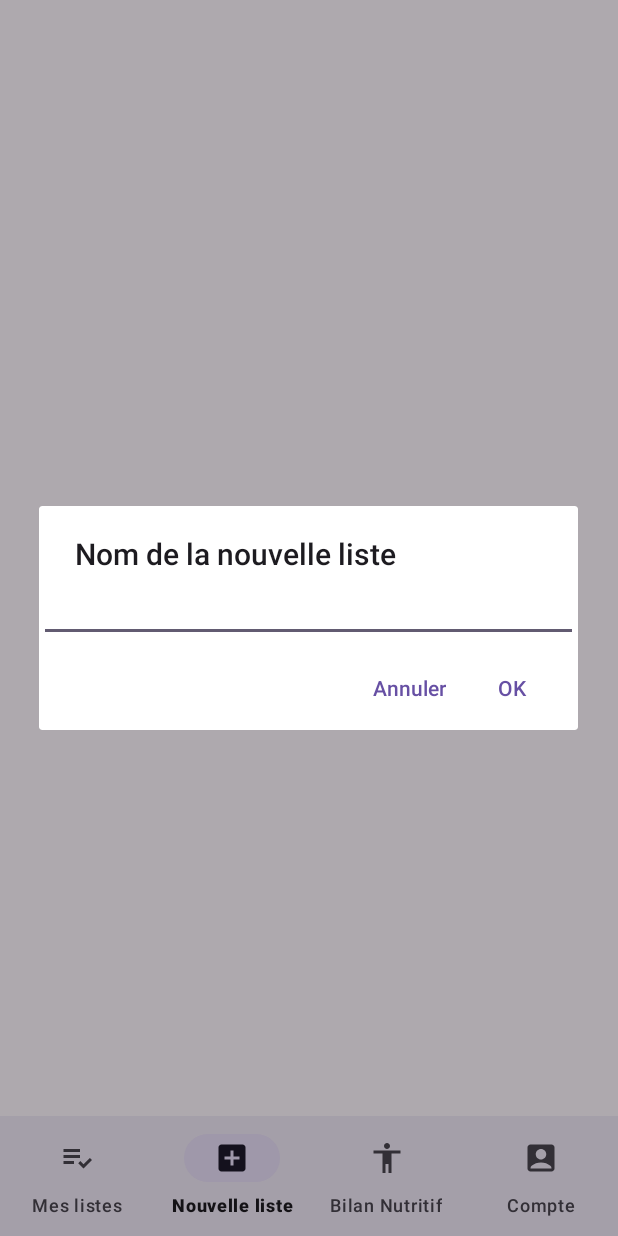
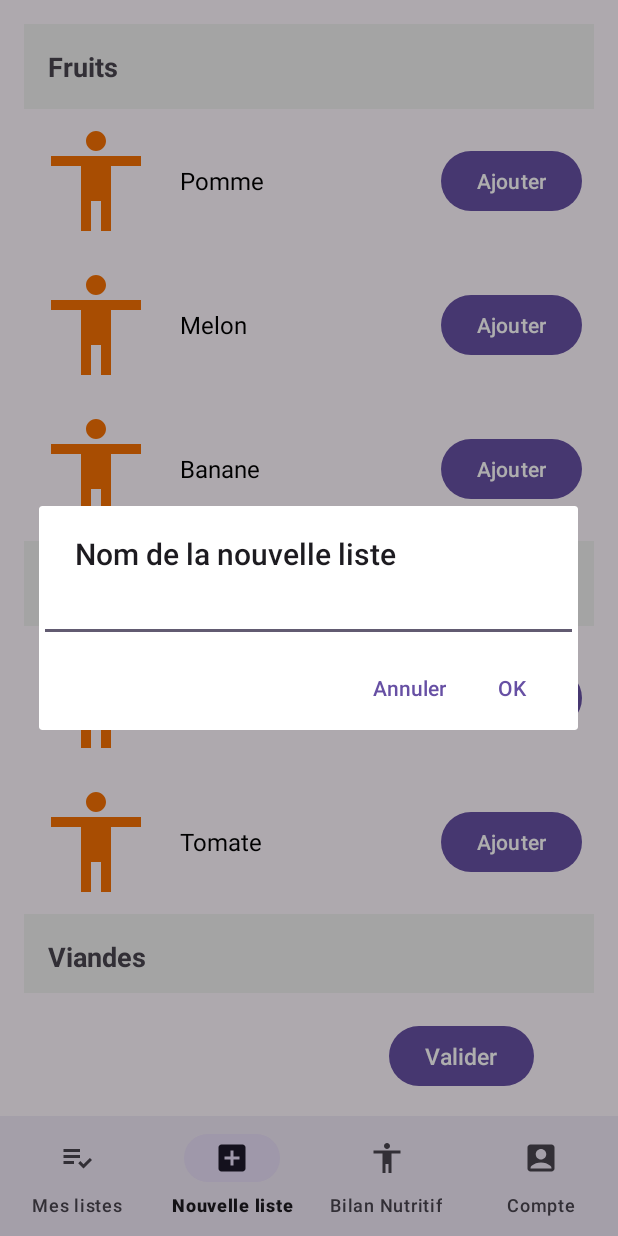
Before and after one commit to Infogerance-dev/ProjetAndroid, an Android app: the screen it shows after launch (MainActivity), item 2 of the bottom bar chosen, on a phone screen of 412 x 824 dp. Run offline under Robolectric (Android 15) with nearby library versions, the phone set to English and light mode, and no system bars.

Commit message:
Revert "modification de tous les fichiers pour avoir une vue des categories puis avoir l'affichage des aliments correspondant sur une autre vue (hyper complique) ca c'est okay, ca fonctionne enfin"
This reverts commit 67af6a947d732a01fda06b331b54df0ae3fc3814.

```diff
--- a/app/src/main/java/com/example/frigozen/AlimentAdapter.kt
+++ b/app/src/main/java/com/example/frigozen/AlimentAdapter.kt
@@ -8,64 +8,58 @@ import android.widget.ImageView
 import android.widget.TextView
 import androidx.recyclerview.widget.RecyclerView
 
+data class Aliment(val name: String, val imageResourceId: Int, val category: String) // Utilisez un ID de ressource drawable
+
 class AlimentsAdapter(
-    private var items: List<Any>, // Peut être une liste de String ou d'Aliment
-    private val onItemClick: (Any) -> Unit
+    private val items: List<ListItem>,
+    private val onAddToListClick: (Aliment) -> Unit
 ) : RecyclerView.Adapter<RecyclerView.ViewHolder>() {
 
+    override fun getItemViewType(position: Int): Int {
+        return when (items[position]) {
+            is ListItem.Category -> 0
+            is ListItem.AlimentItem -> 1
+        }
+    }
+
     override fun onCreateViewHolder(parent: ViewGroup, viewType: Int): RecyclerView.ViewHolder {
-        val view = LayoutInflater.from(parent.context).inflate(
-            if (viewType == VIEW_TYPE_CATEGORY) R.layout.item_category else R.layout.item_aliment,
-            parent,
-            false
-        )
-        return if (viewType == VIEW_TYPE_CATEGORY) {
+        return if (viewType == 0) { // Catégorie
+            val view = LayoutInflater.from(parent.context).inflate(R.layout.item_category, parent, false)
             CategoryViewHolder(view)
-        } else {
+        } else { // Aliment
+            val view = LayoutInflater.from(parent.context).inflate(R.layout.item_aliment, parent, false)
             AlimentViewHolder(view)
         }
     }
 
     override fun onBindViewHolder(holder: RecyclerView.ViewHolder, position: Int) {
-        val item = items[position]
-        if (holder is CategoryViewHolder && item is String) {
-            holder.bind(item)
-        } else if (holder is AlimentViewHolder && item is Aliment) {
-            holder.bind(item)
+        when (val item = items[position]) {
+            is ListItem.Category -> (holder as CategoryViewHolder).bind(item.name)
+            is ListItem.AlimentItem -> (holder as AlimentViewHolder).bind(item.aliment)
         }
     }
 
     override fun getItemCount(): Int = items.size
-
-    override fun getItemViewType(position: Int): Int {
-        return if (items[position] is String) VIEW_TYPE_CATEGORY else VIEW_TYPE_ALIMENT
-    }
-
-    fun updateItems(newItems: List<Any>) {
-        items = newItems
-        notifyDataSetChanged()
-    }
 
     inner class CategoryViewHolder(view: View) : RecyclerView.ViewHolder(view) {
         private val tvCategoryName: TextView = view.findViewById(R.id.tvCategoryName)
 
         fun bind(category: String) {
             tvCategoryName.text = category
-            itemView.setOnClickListener { onItemClick(category) }
         }
     }
 
     inner class AlimentViewHolder(view: View) : RecyclerView.ViewHolder(view) {
+        private val ivAliment: ImageView = view.findViewById(R.id.ivAliment)
         private val tvAlimentName: TextView = view.findViewById(R.id.tvAlimentName)
+        private val btnAddToList: Button = view.findViewById(R.id.btnAddToList)
 
         fun bind(aliment: Aliment) {
+            ivAliment.setImageResource(aliment.imageResourceId)
             tvAlimentName.text = aliment.name
-            itemView.setOnClickListener { onItemClick(aliment) }
+            btnAddToList.setOnClickListener {
+                onAddToListClick(aliment)
+            }
         }
     }
-
-    companion object {
-        private const val VIEW_TYPE_CATEGORY = 0
-        private const val VIEW_TYPE_ALIMENT = 1
-    }
 }
--- a/app/src/main/java/com/example/frigozen/ListItem.kt
+++ b/app/src/main/java/com/example/frigozen/ListItem.kt
@@ -1,6 +1,6 @@
 package com.example.frigozen
 
 sealed class ListItem {
-    data class AlimentItem(val aliment: Aliment) : ListItem()
-    data class Category(val name: String) : ListItem()
+    data class Category(val name: String) : ListItem() // Pour représenter une catégorie
+    data class AlimentItem(val aliment: Aliment) : ListItem() // Pour représenter un aliment individuel
 }
--- a/app/src/main/java/com/example/frigozen/NouvelleListeFragment.kt
+++ b/app/src/main/java/com/example/frigozen/NouvelleListeFragment.kt
@@ -5,77 +5,80 @@ import android.view.View
 import android.widget.Button
 import android.widget.Toast
 import androidx.fragment.app.Fragment
-import androidx.recyclerview.widget.DividerItemDecoration
 import androidx.recyclerview.widget.LinearLayoutManager
 import androidx.recyclerview.widget.RecyclerView
+
 
 class NouvelleListeFragment : Fragment(R.layout.fragment_nouvelle_liste) {
 
     private lateinit var recyclerView: RecyclerView
-    private lateinit var adapter: AlimentsAdapter
-    private var isShowingCategories = true
-    private var currentCategory: String? = null
+    private lateinit var alimentsList: List<Aliment>
+    private val selectedAliments = mutableListOf<Aliment>()
+    private var listName: String? = null  // Variable pour stocker le nom de la liste
 
-    private val alimentsList = listOf(
-        Aliment("Pomme", R.drawable.bilan_nutritif_icon, "Fruits"),
-        Aliment("Banane", R.drawable.bilan_nutritif_icon, "Fruits"),
-        Aliment("Carotte", R.drawable.bilan_nutritif_icon, "Légumes"),
-        Aliment("Tomate", R.drawable.bilan_nutritif_icon, "Légumes"),
-        Aliment("Poulet", R.drawable.bilan_nutritif_icon, "Viandes")
-    )
 
     override fun onViewCreated(view: View, savedInstanceState: Bundle?) {
         super.onViewCreated(view, savedInstanceState)
 
+        // Récupérer le nom de la liste à partir des arguments
+        listName = arguments?.getString("listName")
+
+        // Liste d'aliment
+        val alimentsList = listOf(
+            Aliment("Pomme", R.drawable.bilan_nutritif_icon, "Fruits"),
+            Aliment("Melon", R.drawable.bilan_nutritif_icon, "Fruits"),
+            Aliment("Banane", R.drawable.bilan_nutritif_icon, "Fruits"),
+            Aliment("Carotte", R.drawable.bilan_nutritif_icon, "Légumes"),
+            Aliment("Tomate", R.drawable.bilan_nutritif_icon, "Légumes"),
+            Aliment("Poulet", R.drawable.bilan_nutritif_icon, "Viandes"),
+            Aliment("Saumon", R.drawable.bilan_nutritif_icon, "Poissons"),
+            // Ajoutez d'autres aliments avec leur catégorie
+        )
+
         // Grouper les aliments par catégorie
-        val categories = alimentsList.map { it.category }.distinct()
+        val groupedAliments = alimentsList.groupBy { it.category }
 
-        // Configuration RecyclerView
+        // Créer une liste mixte contenant des catégories et des aliments
+        val items = mutableListOf<ListItem>()
+        groupedAliments.forEach { (category, aliments) ->
+            items.add(ListItem.Category(category)) // Ajoute l'en-tête de la catégorie
+            items.addAll(aliments.map { ListItem.AlimentItem(it) }) // Ajoute les aliments sous la catégorie
+        }
+
+
+
+        // Initialisation de la RecyclerView avec la liste mixte (catégories + aliments)
         recyclerView = view.findViewById(R.id.recyclerViewAliments)
         recyclerView.layoutManager = LinearLayoutManager(requireContext())
-        recyclerView.addItemDecoration(
-            DividerItemDecoration(requireContext(), DividerItemDecoration.VERTICAL)
-        )
+        recyclerView.adapter = AlimentsAdapter(items) { aliment ->
+            selectedAliments.add(aliment)
+            Toast.makeText(requireContext(), "${aliment.name} ajouté à la liste!", Toast.LENGTH_SHORT).show()
+        }
 
-        // Adapter initial
-        adapter = AlimentsAdapter(emptyList()) { item ->
-            if (isShowingCategories) {
-                // Passer à l'affichage des aliments
-                currentCategory = item as String
-                updateRecyclerViewForCategory(item)
-            } else {
-                // Action sur un aliment sélectionné
-                val aliment = item as Aliment
-                Toast.makeText(requireContext(), "${aliment.name} sélectionné.", Toast.LENGTH_SHORT).show()
-            }
-        }
-        recyclerView.adapter = adapter
 
-        // Afficher uniquement les catégories au départ
-        updateRecyclerViewForCategories(categories)
 
-        // Bouton de retour
-        view.findViewById<Button>(R.id.btnOkList).apply {
-            text = "Retour"
-            visibility = View.GONE
-            setOnClickListener {
-                updateRecyclerViewForCategories(categories)
-                isShowingCategories = true
-                visibility = View.GONE
-            }
+
+
+        // Bouton "V" en bas à droite
+        val btnOkList = view.findViewById<Button>(R.id.btnOkList)
+        btnOkList.setOnClickListener {
+            // Vous pouvez utiliser ce bouton pour une autre action (par exemple, finaliser la liste)
+            showSelectedAliments()
         }
     }
 
-    private fun updateRecyclerViewForCategories(categories: List<String>) {
-        adapter.updateItems(categories)
-        isShowingCategories = true
-        recyclerView.adapter = adapter
-    }
+    private fun showSelectedAliments() {
+        // Vérifier si des aliments ont été sélectionnés
+        if (selectedAliments.isEmpty()) {
+            Toast.makeText(requireContext(), "Aucun aliment sélectionné.", Toast.LENGTH_SHORT).show()
+            return
+        }
 
-    private fun updateRecyclerViewForCategory(category: String) {
-        val alimentsInCategory = alimentsList.filter { it.category == category }
-        adapter.updateItems(alimentsInCategory)
-        isShowingCategories = false
-        view?.findViewById<Button>(R.id.btnOkList)?.visibility = View.VISIBLE
+        // Afficher les aliments sélectionnés dans un Toast
+        val selectedNames = selectedAliments.joinToString(", ") { it.name }
+        Toast.makeText(requireContext(), "Aliments ajoutés à $listName : $selectedNames", Toast.LENGTH_LONG).show()
+
+        // Vous pouvez maintenant naviguer vers une autre vue ou effectuer d'autres actions avec la liste des aliments sélectionnés
+        // Par exemple, enregistrer la liste ou la passer à une autre activité/fragment
     }
 }
--- a/app/src/main/res/layout/fragment_nouvelle_liste.xml
+++ b/app/src/main/res/layout/fragment_nouvelle_liste.xml
@@ -1,21 +1,35 @@
 <?xml version="1.0" encoding="utf-8"?>
-<LinearLayout
-    xmlns:android="http://schemas.android.com/apk/res/android"
+<LinearLayout xmlns:android="http://schemas.android.com/apk/res/android"
     android:layout_width="match_parent"
     android:layout_height="match_parent"
     android:orientation="vertical"
     android:padding="16dp">
 
+    <!-- RecyclerView pour afficher la liste des aliments -->
     <androidx.recyclerview.widget.RecyclerView
         android:id="@+id/recyclerViewAliments"
         android:layout_width="match_parent"
         android:layout_height="0dp"
-        android:layout_weight="1"/>
+        android:layout_marginBottom="16dp"
+        android:layout_weight="1" />
 
-    <Button
-        android:id="@+id/btnOkList"
+
+
+    <!-- Bouton "Valider" en bas à droite -->
+    <RelativeLayout
         android:layout_width="wrap_content"
-        android:layout_height="wrap_content"
-        android:text="Retour"
-        android:visibility="gone" />
+        android:layout_height="50dp">
+
+        <Button
+            android:id="@+id/btnOkList"
+            android:layout_width="wrap_content"
+            android:layout_height="wrap_content"
+            android:layout_alignParentEnd="true"
+            android:layout_alignParentBottom="true"
+            android:layout_marginEnd="40dp"
+            android:layout_marginBottom="0dp"
+            android:text="Valider"
+            android:textSize="15sp" />
+
+    </RelativeLayout>
 </LinearLayout>
--- a/app/src/main/res/layout/item_aliment.xml
+++ b/app/src/main/res/layout/item_aliment.xml
@@ -3,24 +3,27 @@
     android:layout_width="match_parent"
     android:layout_height="wrap_content"
     android:orientation="horizontal"
-    android:padding="16dp">
+    android:padding="8dp">
 
     <!-- Image de l'aliment -->
     <ImageView
-        android:id="@+id/alimentImage"
-        android:layout_width="48dp"
-        android:layout_height="48dp"
-        android:layout_marginEnd="8dp"
+        android:id="@+id/ivAliment"
+        android:layout_width="80dp"
+        android:layout_height="80dp"
+        android:layout_marginEnd="16dp"
+        android:contentDescription="Image de l'aliment"
         android:icon="@drawable/bilan_nutritif_icon"
-        />
+        android:scaleType="centerCrop" />
 
     <!-- Nom de l'aliment -->
     <TextView
         android:id="@+id/tvAlimentName"
         android:layout_width="wrap_content"
         android:layout_height="wrap_content"
+        android:layout_gravity="center_vertical"
+        android:text="Nom de l'aliment"
         android:textSize="16sp"
-        android:textColor="@android:color/black" />
+        android:textColor="#000000" />
 
     <!-- espace pour que le bouton ajouter soit positionne a droite -->
     <Space
@@ -34,6 +37,6 @@
         android:layout_width="wrap_content"
         android:layout_height="wrap_content"
         android:layout_gravity="center_vertical"
-        android:text="Ajouter"
-        android:padding="8dp"/>
+        android:layout_marginStart="16dp"
+        android:text="Ajouter" />
 </LinearLayout>
--- a/app/src/main/res/layout/item_category.xml
+++ b/app/src/main/res/layout/item_category.xml
@@ -1,15 +1,10 @@
 <?xml version="1.0" encoding="utf-8"?>
-<LinearLayout
-    xmlns:android="http://schemas.android.com/apk/res/android"
+<TextView xmlns:android="http://schemas.android.com/apk/res/android"
+    android:id="@+id/tvCategoryName"
     android:layout_width="match_parent"
     android:layout_height="wrap_content"
-    android:orientation="horizontal"
-    android:padding="16dp">
-
-    <TextView
-        android:id="@+id/tvCategoryName"
-        android:layout_width="match_parent"
-        android:layout_height="wrap_content"
-        android:textSize="18sp"
-        android:textColor="@android:color/black" />
-</LinearLayout>
+    android:padding="16dp"
+    android:text="Catégorie"
+    android:textSize="18sp"
+    android:textStyle="bold"
+    android:background="#F0F0F0" />
```
Also changed, not shown: app/src/main/java/com/example/frigozen/CategoriesAdapter.kt (deleted, +0 -33 lines), app/src/main/java/com/example/frigozen/CategoriesFragment.kt (deleted, +0 -49 lines), app/src/main/res/layout/fragment_categories.xml (deleted, +0 -20 lines).
